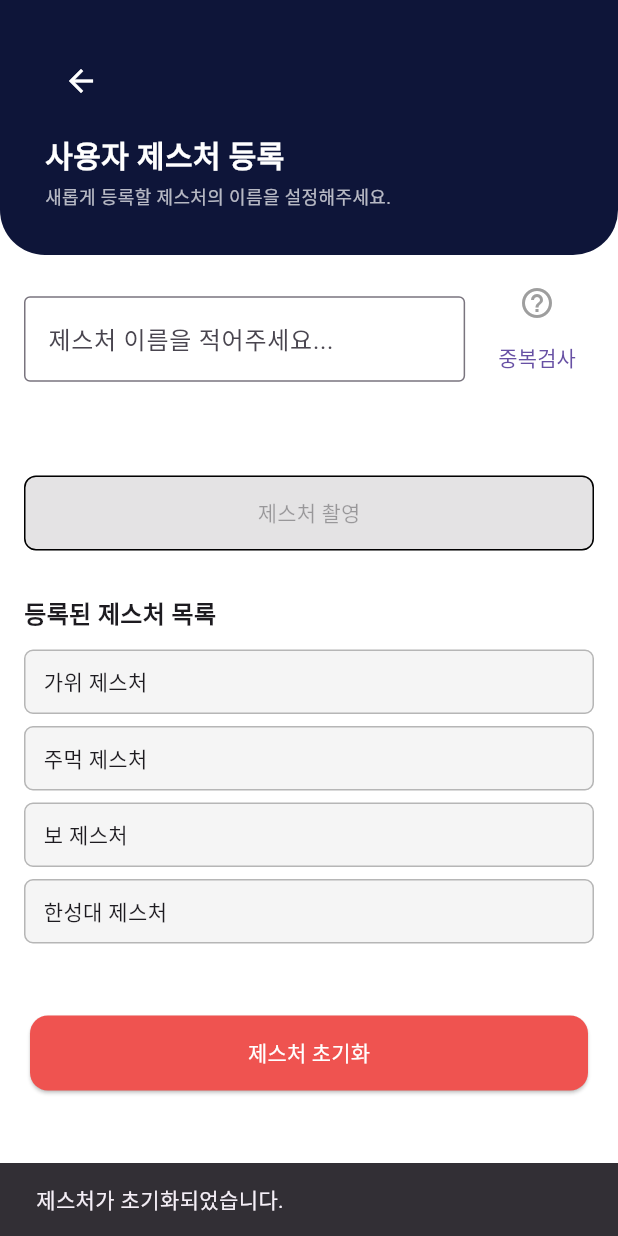
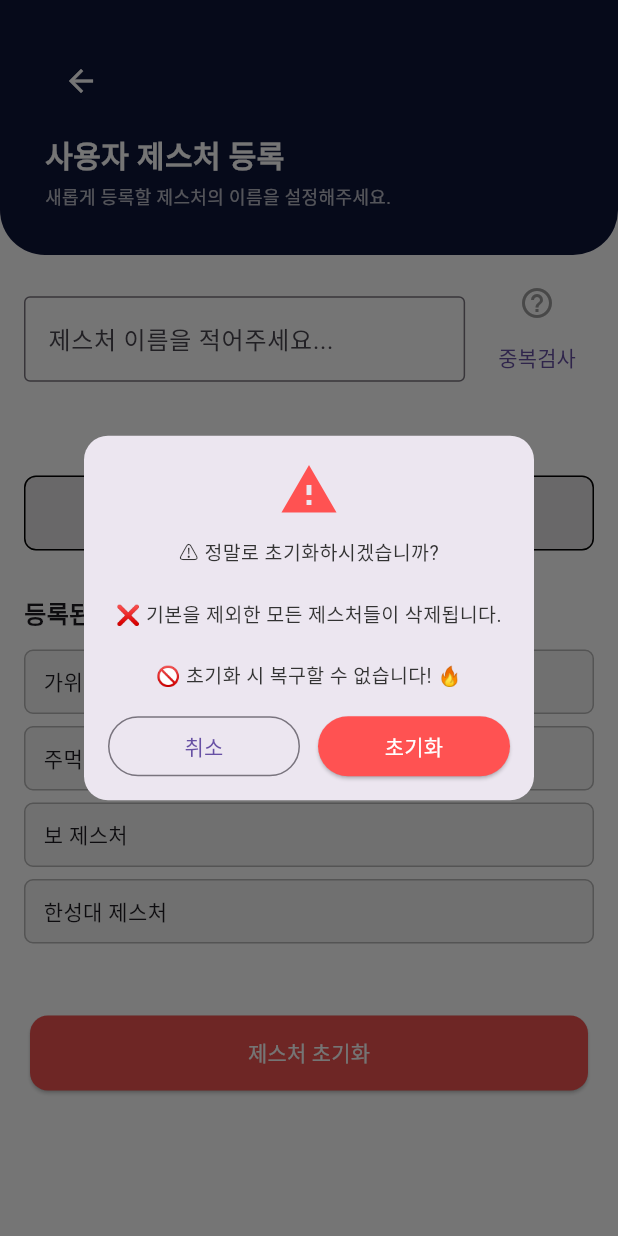
Before and after one commit to sangwoo4/ghostouch, a Flutter app: the GestureRegisterPage screen opened directly, after a tap on "제스처 초기화", on a phone screen of 412 x 824 dp. Run offline on Flutter 3.47's test engine with Material 3 defaults, Android fonts, the phone set to English and light mode, and no system bars.

Commit message:
modify dialog in gesture reset btn

```diff
--- a/mobile/lib/pages/GestureRegisterPage.dart
+++ b/mobile/lib/pages/GestureRegisterPage.dart
@@ -22,9 +22,6 @@ class _GestureRegisterPageState extends State<GestureRegisterPage> {
   static const listChannel = MethodChannel(
     'com.pentagon.ghostouch/list-gesture',
   );
-  // static const registerNameChannel = MethodChannel(
-  //   'com.pentagon.ghostouch/register-name',
-  // );
 
   List<String> registeredGestures = ['가위 제스처', '주먹 제스처', '보 제스처', '한성대 제스처'];
 
@@ -140,6 +137,107 @@ class _GestureRegisterPageState extends State<GestureRegisterPage> {
                             '촬영하기',
                             style: TextStyle(fontSize: 12),
                           ),
+                        ),
+                      ),
+                    ],
+                  ),
+                ),
+                const SizedBox(height: 12),
+              ],
+            ),
+          ),
+        );
+      },
+    );
+  }
+
+  // 경고 다이얼로그 표시
+  // 경고 다이얼로그 표시
+  Future<bool?> _showResetDialog(BuildContext parentContext) {
+    return showDialog<bool>(
+      context: parentContext,
+      barrierDismissible: false,
+      builder: (BuildContext dialogContext) {
+        return Dialog(
+          shape: RoundedRectangleBorder(
+            borderRadius: BorderRadius.circular(16),
+          ),
+          child: SizedBox(
+            width: 300,
+            child: Column(
+              mainAxisSize: MainAxisSize.min,
+              children: [
+                const SizedBox(height: 16),
+                const Icon(Icons.warning, size: 40, color: Colors.redAccent),
+                const SizedBox(height: 12),
+                const Padding(
+                  padding: EdgeInsets.symmetric(horizontal: 16),
+                  child: Text(
+                    "⚠️ 정말로 초기화하시겠습니까?\n\n"
+                    "❌ 기본을 제외한 모든 제스처들이 삭제됩니다.\n\n"
+                    "🚫 초기화 시 복구할 수 없습니다! 🔥",
+                    style: TextStyle(
+                      fontSize: 13,
+                      height: 1.5,
+                      color: Color(0xFF333333),
+                    ),
+                    textAlign: TextAlign.center,
+                  ),
+                ),
+                const SizedBox(height: 12),
+                Padding(
+                  padding: const EdgeInsets.symmetric(horizontal: 16),
+                  child: Row(
+                    children: [
+                      Expanded(
+                        child: OutlinedButton(
+                          onPressed: () {
+                            Navigator.of(dialogContext).pop(false);
+                          },
+                          child: const Text('취소'),
+                        ),
+                      ),
+                      const SizedBox(width: 12),
+                      Expanded(
+                        child: ElevatedButton(
+                          style: ElevatedButton.styleFrom(
+                            backgroundColor: Colors.redAccent,
+                            foregroundColor: Colors.white,
+                          ),
+                          onPressed: () async {
+                            // 다이얼로그 닫기
+                            Navigator.of(dialogContext).pop(true);
+
+                            try {
+                              await resetChannel.invokeMethod('reset');
+                              if (parentContext.mounted) {
+                                // 스낵바 표시
+                                ScaffoldMessenger.of(
+                                  parentContext,
+                                ).showSnackBar(
+                                  const SnackBar(
+                                    content: Text('✅ 제스처가 초기화되었습니다.'),
+                                  ),
+                                );
+                                // 메인화면(/)으로 이동
+                                Navigator.of(
+                                  parentContext,
+                                ).pushNamedAndRemoveUntil(
+                                  '/',
+                                  (route) => false,
+                                );
+                              }
+                            } catch (e) {
+                              if (parentContext.mounted) {
+                                ScaffoldMessenger.of(
+                                  parentContext,
+                                ).showSnackBar(
+                                  SnackBar(content: Text('초기화 실패: $e')),
+                                );
+                              }
+                            }
+                          },
+                          child: const Text('초기화'),
                         ),
                       ),
                     ],
@@ -421,7 +519,12 @@ class _GestureRegisterPageState extends State<GestureRegisterPage> {
                       width: double.infinity,
                       height: 50,
                       child: ElevatedButton(
-                        onPressed: _resetGesture,
+                        onPressed: () async {
+                          final shouldReset = await _showResetDialog(context);
+                          if (shouldReset == true) {
+                            _resetGesture();
+                          }
+                        },
                         style: ElevatedButton.styleFrom(
                           backgroundColor: Colors.red[400],
                           foregroundColor: Colors.white,
--- a/mobile/lib/pages/GestureShootingPage.dart
+++ b/mobile/lib/pages/GestureShootingPage.dart
@@ -20,7 +20,7 @@ class _GestureShootingPageState extends State<GestureShootingPage> {
   bool _isCompleted = false;
   String? taskId;
   String? serverUrl;
-  String instructionText = '📸 손을 카메라에 잘 보여주세요 🙌';
+  String instructionText = ' ';
 
   static const toggleChannel = MethodChannel('com.pentagon.ghostouch/toggle');
   static const taskIdChannel = MethodChannel('com.pentagon.gesture/task-id');
@@ -201,9 +201,7 @@ class _GestureShootingPageState extends State<GestureShootingPage> {
           debugPrint("Fetched step: $currentStep, status: $status");
 
           setState(() {
-            instructionText = currentStep.isNotEmpty
-                ? currentStep
-                : '📸 손을 카메라에 잘 보여주세요 🙌';
+            instructionText = currentStep.isNotEmpty ? currentStep : ' ';
           });
 
           if (status.toString().toLowerCase() == "success") {
```
Also changed, not shown: 1 other file.
